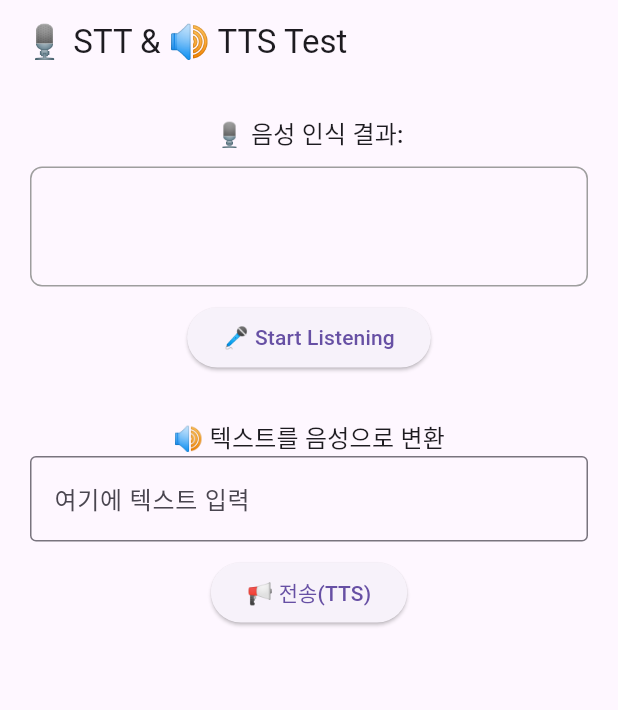
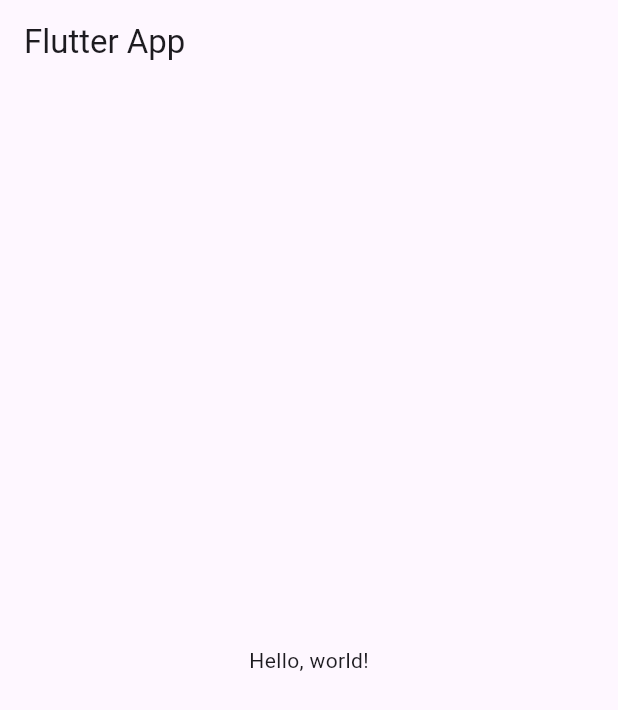
Before and after one commit to deepscent-cnu/deepscent-cnu-app, a Flutter app: the screen it shows after launch, on a phone screen of 412 x 824 dp. Shown: the top 710 px of the screen. Run offline on Flutter 3.47's test engine with Material 3 defaults, Android fonts, the phone set to English and light mode, and no system bars.

Commit message:
refactor : main tts stt 문 주석처리

```diff
--- a/lib/main.dart
+++ b/lib/main.dart
@@ -1,147 +1,180 @@
 import 'package:flutter/material.dart';
-// 음성 인식 라이브러리
-import 'package:speech_to_text/speech_to_text.dart' as stt;
-// 텍스트를 음성으로 변환하는 TTS 라이브러리
-import 'package:flutter_tts/flutter_tts.dart';
 
 void main() {
   runApp(const MyApp());
 }
 
-// 앱의 루트 위젯
 class MyApp extends StatelessWidget {
   const MyApp({super.key});
 
   @override
   Widget build(BuildContext context) {
-    return MaterialApp(
-      home: const STT_TTS_TestPage(), // 메인 페이지로 이동
-      debugShowCheckedModeBanner: false, // 오른쪽 위 디버그 배너 제거
+    return const MaterialApp(
+      home: HomePage(),
+      debugShowCheckedModeBanner: false,
     );
   }
 }
 
-// STT & TTS 기능 테스트 페이지
-class STT_TTS_TestPage extends StatefulWidget {
-  const STT_TTS_TestPage({super.key});
+class HomePage extends StatelessWidget {
+  const HomePage({super.key});
 
   @override
-  State<STT_TTS_TestPage> createState() => _STT_TTS_TestPageState();
-}
-
-class _STT_TTS_TestPageState extends State<STT_TTS_TestPage> {
-  // STT 인식 객체
-  final stt.SpeechToText _speech = stt.SpeechToText();
-  // TTS 객체
-  final FlutterTts _flutterTts = FlutterTts();
-
-  // 인식된 텍스트 저장 변수
-  String _recognizedText = '';
-
-  // 음성 인식 중인지 여부
-  bool _isListening = false;
-
-  // 사용자가 입력한 텍스트를 저장할 컨트롤러 (TTS용)
-  final TextEditingController _ttsInputController = TextEditingController();
-
-  @override
-  void dispose() {
-    _flutterTts.stop(); // 페이지 종료 시 TTS 중지
-    _ttsInputController.dispose(); // 컨트롤러 정리
-    super.dispose();
-  }
-
-  // 음성 인식 시작 함수
-  Future<void> _startListening() async {
-    bool available = await _speech.initialize(); // STT 초기화
-    if (available) {
-      setState(() => _isListening = true); // 상태: 듣는 중
-      _speech.listen(
-        localeId: 'ko_KR',
-        onResult: (result) {
-          print("🎤 인식된 텍스트: ${result.recognizedWords}");
-          setState(() {
-            _recognizedText = result.recognizedWords; // 결과 저장
-          });
-        },
+  Widget build(BuildContext context) {
+    return Scaffold(
+      appBar: AppBar(title: const Text('Flutter App')),
+      body: const Center(
+        child: Text('Hello, world!'),
+      ),
     );
   }
 }
 
-  // 음성 인식 중단 함수
-  Future<void> _stopListening() async {
-    await _speech.stop(); // STT 종료
-    setState(() => _isListening = false);
-  }
 
-  // 텍스트 → 음성 출력 함수
-  Future<void> _speak() async {
-    if (_ttsInputController.text.isNotEmpty) {
-      await _flutterTts.setLanguage("ko-KR");
-      await _flutterTts.speak(_ttsInputController.text); // TTS 실행
-    }
-  }
+// import 'package:flutter/material.dart';
+// // 음성 인식 라이브러리
+// import 'package:speech_to_text/speech_to_text.dart' as stt;
+// // 텍스트를 음성으로 변환하는 TTS 라이브러리
+// import 'package:flutter_tts/flutter_tts.dart';
 
-  @override
-  Widget build(BuildContext context) {
-    return Scaffold(
-      appBar: AppBar(title: const Text('🎙️ STT & 🔊 TTS Test')),
-      body: Padding(
-        padding: const EdgeInsets.all(20),
-        child: Column(
-          children: [
-            // 음성 인식 결과 텍스트
-            Text(
-              '🎙️ 음성 인식 결과:',
-              style: Theme.of(context).textTheme.titleMedium,
-            ),
+// void main() {
+//   runApp(const MyApp());
+// }
 
-            // 결과 보여주는 박스
-            Container(
-              margin: const EdgeInsets.symmetric(vertical: 10),
-              padding: const EdgeInsets.all(12),
-              decoration: BoxDecoration(
-                border: Border.all(color: Colors.grey),
-                borderRadius: BorderRadius.circular(8),
-              ),
-              height: 80,
-              width: double.infinity,
-              child: Text(_recognizedText),
-            ),
+// // 앱의 루트 위젯
+// class MyApp extends StatelessWidget {
+//   const MyApp({super.key});
 
-            // 음성 인식 시작/중지 버튼
-            ElevatedButton(
-              onPressed: _isListening ? _stopListening : _startListening,
-              child: Text(_isListening ? '🛑 Stop Listening' : '🎤 Start Listening'),
-            ),
+//   @override
+//   Widget build(BuildContext context) {
+//     return MaterialApp(
+//       home: const STT_TTS_TestPage(), // 메인 페이지로 이동
+//       debugShowCheckedModeBanner: false, // 오른쪽 위 디버그 배너 제거
+//     );
+//   }
+// }
 
-            const SizedBox(height: 30),
+// // STT & TTS 기능 테스트 페이지
+// class STT_TTS_TestPage extends StatefulWidget {
+//   const STT_TTS_TestPage({super.key});
 
-            // TTS 입력 안내
-            Text(
-              '🔊 텍스트를 음성으로 변환',
-              style: Theme.of(context).textTheme.titleMedium,
-            ),
+//   @override
+//   State<STT_TTS_TestPage> createState() => _STT_TTS_TestPageState();
+// }
 
-            // 텍스트 입력 필드
-            TextField(
-              controller: _ttsInputController,
-              decoration: const InputDecoration(
-                hintText: '여기에 텍스트 입력', // 사용자 안내 문구
-                border: OutlineInputBorder(),
-              ),
-            ),
+// class _STT_TTS_TestPageState extends State<STT_TTS_TestPage> {
+//   // STT 인식 객체
+//   final stt.SpeechToText _speech = stt.SpeechToText();
+//   // TTS 객체
+//   final FlutterTts _flutterTts = FlutterTts();
 
-            const SizedBox(height: 10),
+//   // 인식된 텍스트 저장 변수
+//   String _recognizedText = '';
 
-            // TTS 실행 버튼
-            ElevatedButton(
-              onPressed: _speak,
-              child: const Text('📢 전송(TTS)'),
-            ),
-          ],
-        ),
-      ),
-    );
-  }
-}
+//   // 음성 인식 중인지 여부
+//   bool _isListening = false;
+
+//   // 사용자가 입력한 텍스트를 저장할 컨트롤러 (TTS용)
+//   final TextEditingController _ttsInputController = TextEditingController();
+
+//   @override
+//   void dispose() {
+//     _flutterTts.stop(); // 페이지 종료 시 TTS 중지
+//     _ttsInputController.dispose(); // 컨트롤러 정리
+//     super.dispose();
+//   }
+
+//   // 음성 인식 시작 함수
+//   Future<void> _startListening() async {
+//     bool available = await _speech.initialize(); // STT 초기화
+//     if (available) {
+//       setState(() => _isListening = true); // 상태: 듣는 중
+//       _speech.listen(
+//         localeId: 'ko_KR',
+//         onResult: (result) {
+//           print("🎤 인식된 텍스트: ${result.recognizedWords}");
+//           setState(() {
+//             _recognizedText = result.recognizedWords; // 결과 저장
+//           });
+//         },
+//       );
+//     }
+//   }
+
+//   // 음성 인식 중단 함수
+//   Future<void> _stopListening() async {
+//     await _speech.stop(); // STT 종료
+//     setState(() => _isListening = false);
+//   }
+
+//   // 텍스트 → 음성 출력 함수
+//   Future<void> _speak() async {
+//     if (_ttsInputController.text.isNotEmpty) {
+//       await _flutterTts.setLanguage("ko-KR");
+//       await _flutterTts.speak(_ttsInputController.text); // TTS 실행
+//     }
+//   }
+
+//   @override
+//   Widget build(BuildContext context) {
+//     return Scaffold(
+//       appBar: AppBar(title: const Text('🎙️ STT & 🔊 TTS Test')),
+//       body: Padding(
+//         padding: const EdgeInsets.all(20),
+//         child: Column(
+//           children: [
+//             // 음성 인식 결과 텍스트
+//             Text(
+//               '🎙️ 음성 인식 결과:',
+//               style: Theme.of(context).textTheme.titleMedium,
+//             ),
+
+//             // 결과 보여주는 박스
+//             Container(
+//               margin: const EdgeInsets.symmetric(vertical: 10),
+//               padding: const EdgeInsets.all(12),
+//               decoration: BoxDecoration(
+//                 border: Border.all(color: Colors.grey),
+//                 borderRadius: BorderRadius.circular(8),
+//               ),
+//               height: 80,
+//               width: double.infinity,
+//               child: Text(_recognizedText),
+//             ),
+
+//             // 음성 인식 시작/중지 버튼
+//             ElevatedButton(
+//               onPressed: _isListening ? _stopListening : _startListening,
+//               child: Text(_isListening ? '🛑 Stop Listening' : '🎤 Start Listening'),
+//             ),
+
+//             const SizedBox(height: 30),
+
+//             // TTS 입력 안내
+//             Text(
+//               '🔊 텍스트를 음성으로 변환',
+//               style: Theme.of(context).textTheme.titleMedium,
+//             ),
+
+//             // 텍스트 입력 필드
+//             TextField(
+//               controller: _ttsInputController,
+//               decoration: const InputDecoration(
+//                 hintText: '여기에 텍스트 입력', // 사용자 안내 문구
+//                 border: OutlineInputBorder(),
+//               ),
+//             ),
+
+//             const SizedBox(height: 10),
+
+//             // TTS 실행 버튼
+//             ElevatedButton(
+//               onPressed: _speak,
+//               child: const Text('📢 전송(TTS)'),
+//             ),
+//           ],
+//         ),
+//       ),
+//     );
+//   }
+// }
```
Lines whose indentation alone changed are shown as unchanged.
